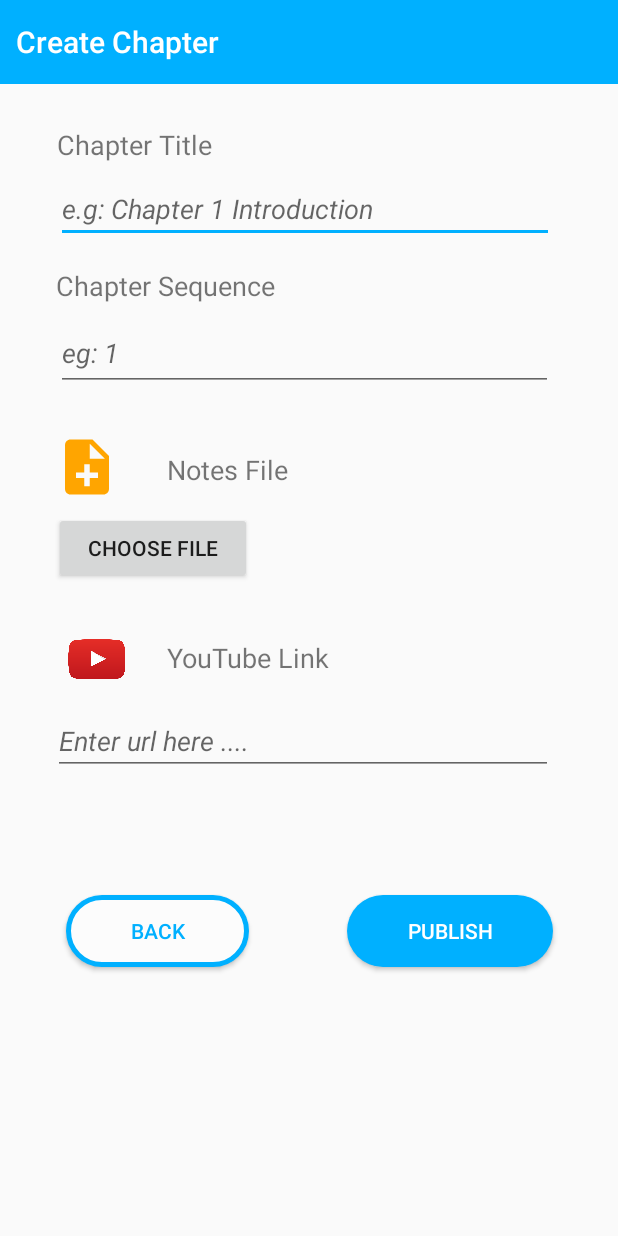
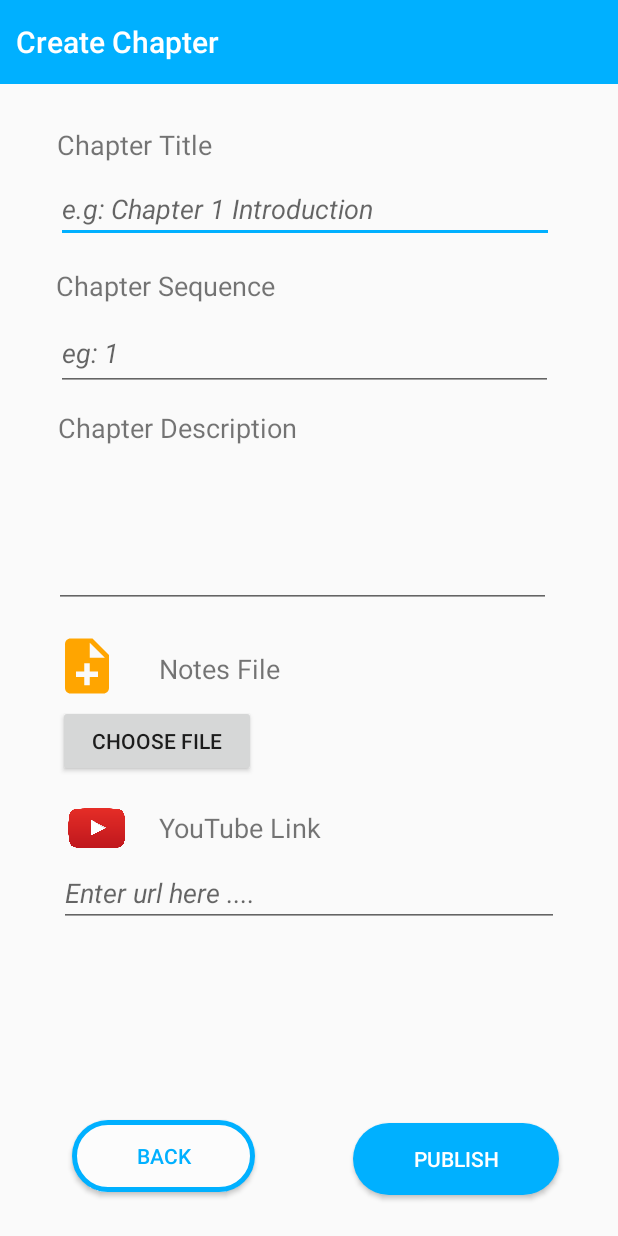
Before and after one commit to lyw0815/PokeLearn, an Android app: the CreateChapter screen opened directly, with no data from a screen before it, on a phone screen of 412 x 824 dp. Run offline under Robolectric (Android 15) with nearby library versions, the phone set to English and light mode, and no system bars; our stand-ins replace Firebase (no records; nobody signed in at launch, a user with empty details on screens opened directly); 1 statement that could not run was skipped.

Commit message:
add desc to create chapter

```diff
--- a/app/src/main/java/com/example/pokelearn/Activities/CreateChapter.java
+++ b/app/src/main/java/com/example/pokelearn/Activities/CreateChapter.java
@@ -39,7 +39,7 @@ import java.io.File;
 
 public class CreateChapter extends AppCompatActivity {
 
-    EditText chapterTitle, chapterSeq, youTubeUrl;
+    EditText chapterTitle, chapterSeq, chapterDesc, youTubeUrl;
     Button btnPublishChapter;
     Button btnBack;
     Button btnChooseFile;
@@ -75,6 +75,7 @@ public class CreateChapter extends AppCompatActivity {
 
         chapterTitle = (EditText) findViewById(R.id.chapterTitle);
         chapterSeq =  (EditText) findViewById(R.id.chapterSeq);
+        chapterDesc = (EditText) findViewById(R.id.chapterDesc);
         youTubeUrl = (EditText) findViewById(R.id.youTubeUrl);
         btnBack = (Button) findViewById(R.id.btnBack);
         btnChooseFile = (Button) findViewById(R.id.btnChooseFile);
@@ -121,6 +122,8 @@ public class CreateChapter extends AppCompatActivity {
         String seq = chapterSeq.getText().toString().trim();
         final Double sequence = Double.parseDouble(seq);
 
+        final String desc = chapterDesc.getText().toString().trim();
+
         String youtubeUrl = youTubeUrl.getText().toString().trim();
         final String youtubeVideoId = youtubeUrl.substring(youtubeUrl.lastIndexOf("/") +1);
 
@@ -159,6 +162,7 @@ public class CreateChapter extends AppCompatActivity {
                                     CourseId,
                                     title,
                                     sequence,
+                                    desc,
                                     task.getResult().toString().trim(),
                                     youtubeVideoId);
 
--- a/app/src/main/java/com/example/pokelearn/Chapters.java
+++ b/app/src/main/java/com/example/pokelearn/Chapters.java
@@ -6,6 +6,7 @@ public class Chapters {
     String chapterCourseId;
     String chapterTitle;
     Double chapterSequence;
+    String chapterDesc;
     String chapterMaterialUrl;
     String chapterYoutubeVideoId;
 
@@ -15,12 +16,13 @@ public class Chapters {
     }
 
     public Chapters(String chapterId, String chapterCourse, String chapterCourseId, String chapterTitle,
-                    Double chapterSequence, String chapterMaterialUrl, String chapterYoutubeVideoId) {
+                    Double chapterSequence, String chapterDesc, String chapterMaterialUrl, String chapterYoutubeVideoId) {
         this.chapterId = chapterId;
         this.chapterCourse = chapterCourse;
         this.chapterCourseId = chapterCourseId;
         this.chapterTitle = chapterTitle;
         this.chapterSequence = chapterSequence;
+        this.chapterDesc = chapterDesc;
         this.chapterMaterialUrl = chapterMaterialUrl;
         this.chapterYoutubeVideoId = chapterYoutubeVideoId;
     }
@@ -43,6 +45,8 @@ public class Chapters {
         return chapterSequence;
     }
 
+    public String getChapterDesc(){return chapterDesc;}
+
     public String getChapterMaterialUrl() {
         return chapterMaterialUrl;
     }
--- a/app/src/main/res/layout/activity_create_chapter.xml
+++ b/app/src/main/res/layout/activity_create_chapter.xml
@@ -5,6 +5,20 @@
     android:layout_width="match_parent"
     android:layout_height="match_parent"
     tools:context=".Activities.CreateChapter">
+
+    <TextView
+        android:id="@+id/textView"
+        android:layout_width="wrap_content"
+        android:layout_height="wrap_content"
+        android:layout_marginStart="8dp"
+        android:layout_marginTop="12dp"
+        android:layout_marginEnd="8dp"
+        android:text="Chapter Description"
+        android:textSize="18sp"
+        app:layout_constraintEnd_toEndOf="parent"
+        app:layout_constraintHorizontal_bias="0.13"
+        app:layout_constraintStart_toStartOf="parent"
+        app:layout_constraintTop_toBottomOf="@+id/chapterSeq" />
 
     <android.support.v7.widget.Toolbar xmlns:android="http://schemas.android.com/apk/res/android"
         android:id="@+id/createChapterToolbar"
@@ -50,12 +64,10 @@
         android:layout_width="333dp"
         android:layout_height="wrap_content"
         android:layout_marginStart="8dp"
-        android:layout_marginTop="12dp"
         android:layout_marginEnd="8dp"
         android:hint="Enter url here ...."
         android:textStyle="italic"
         app:layout_constraintEnd_toEndOf="parent"
-        app:layout_constraintHorizontal_bias="0.435"
         app:layout_constraintStart_toStartOf="parent"
         app:layout_constraintTop_toBottomOf="@+id/textView5" />
 
@@ -64,7 +76,7 @@
         android:layout_width="57dp"
         android:layout_height="37dp"
         android:layout_marginStart="36dp"
-        android:layout_marginTop="32dp"
+        android:layout_marginTop="16dp"
         app:layout_constraintStart_toStartOf="parent"
         app:layout_constraintTop_toBottomOf="@+id/btnChooseFile"
         app:srcCompat="@drawable/youtube_logo" />
@@ -74,12 +86,12 @@
         android:layout_width="wrap_content"
         android:layout_height="33dp"
         android:layout_marginStart="8dp"
-        android:layout_marginTop="47dp"
+        android:layout_marginTop="28dp"
         android:layout_marginEnd="8dp"
         android:text="YouTube Link"
         android:textSize="18sp"
         app:layout_constraintEnd_toEndOf="parent"
-        app:layout_constraintHorizontal_bias="0.051"
+        app:layout_constraintHorizontal_bias="0.025"
         app:layout_constraintStart_toEndOf="@+id/imageView"
         app:layout_constraintTop_toBottomOf="@+id/fileNameTxtView" />
 
@@ -88,9 +100,9 @@
         android:layout_width="44dp"
         android:layout_height="45dp"
         android:layout_marginStart="36dp"
-        android:layout_marginTop="28dp"
+        android:layout_marginTop="16dp"
         app:layout_constraintStart_toStartOf="parent"
-        app:layout_constraintTop_toBottomOf="@+id/chapterSeq"
+        app:layout_constraintTop_toBottomOf="@+id/chapterDesc"
         app:srcCompat="@drawable/ic_note_add_orange_24dp" />
 
     <TextView
@@ -98,14 +110,14 @@
         android:layout_width="wrap_content"
         android:layout_height="wrap_content"
         android:layout_marginStart="8dp"
-        android:layout_marginTop="40dp"
+        android:layout_marginTop="28dp"
         android:layout_marginEnd="8dp"
         android:text="Notes File"
         android:textSize="18sp"
         app:layout_constraintEnd_toEndOf="parent"
-        app:layout_constraintHorizontal_bias="0.098"
+        app:layout_constraintHorizontal_bias="0.076"
         app:layout_constraintStart_toEndOf="@+id/imageView5"
-        app:layout_constraintTop_toBottomOf="@+id/chapterSeq" />
+        app:layout_constraintTop_toBottomOf="@+id/chapterDesc" />
 
     <TextView
         android:id="@+id/textView10"
@@ -140,11 +152,11 @@
         android:layout_width="132dp"
         android:layout_height="wrap_content"
         android:layout_marginStart="8dp"
-        android:layout_marginTop="16dp"
+        android:layout_marginTop="12dp"
         android:layout_marginEnd="8dp"
         android:text="Choose File"
         app:layout_constraintEnd_toEndOf="parent"
-        app:layout_constraintHorizontal_bias="0.106"
+        app:layout_constraintHorizontal_bias="0.117"
         app:layout_constraintStart_toStartOf="parent"
         app:layout_constraintTop_toBottomOf="@+id/textView9" />
 
@@ -161,16 +173,16 @@
         android:textColor="#fff"
         app:layout_constraintBottom_toBottomOf="parent"
         app:layout_constraintEnd_toEndOf="parent"
-        app:layout_constraintHorizontal_bias="0.619"
+        app:layout_constraintHorizontal_bias="0.647"
         app:layout_constraintStart_toEndOf="@+id/btnBack"
         app:layout_constraintTop_toBottomOf="@+id/youTubeUrl"
-        app:layout_constraintVertical_bias="0.296" />
+        app:layout_constraintVertical_bias="0.866" />
 
     <Button
         android:id="@+id/btnBack"
         android:layout_width="122dp"
         android:layout_height="wrap_content"
-        android:layout_marginStart="44dp"
+        android:layout_marginStart="48dp"
         android:layout_marginTop="8dp"
         android:layout_marginBottom="8dp"
         android:background="@drawable/signup_btn_style"
@@ -179,7 +191,7 @@
         app:layout_constraintBottom_toBottomOf="parent"
         app:layout_constraintStart_toStartOf="parent"
         app:layout_constraintTop_toBottomOf="@+id/youTubeUrl"
-        app:layout_constraintVertical_bias="0.296" />
+        app:layout_constraintVertical_bias="0.85" />
 
     <TextView
         android:id="@+id/fileNameTxtView"
@@ -193,4 +205,18 @@
         app:layout_constraintStart_toEndOf="@+id/btnChooseFile"
         app:layout_constraintTop_toBottomOf="@+id/textView9" />
 
+    <EditText
+        android:id="@+id/chapterDesc"
+        android:layout_width="331dp"
+        android:layout_height="100dp"
+        android:layout_marginStart="8dp"
+        android:layout_marginTop="8dp"
+        android:layout_marginEnd="8dp"
+        android:ems="10"
+        android:inputType="textMultiLine"
+        app:layout_constraintEnd_toEndOf="parent"
+        app:layout_constraintHorizontal_bias="0.437"
+        app:layout_constraintStart_toStartOf="parent"
+        app:layout_constraintTop_toBottomOf="@+id/textView" />
+
 </android.support.constraint.ConstraintLayout>
```
Also changed, not shown: app/src/main/java/com/example/pokelearn/Activities/Learn.java (+21 -6 lines), app/src/main/java/com/example/pokelearn/Adapters/S_ChapterAdapter.java (+0 -37 lines), app/src/main/java/com/example/pokelearn/Fragment/Description.java (added, +44 -0 lines), app/src/main/res/layout/fragment_description.xml (added, +15 -0 lines).
